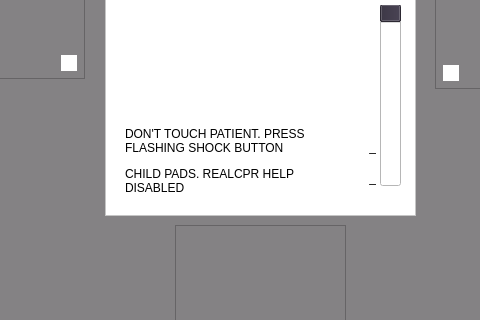
Above: mainwindow.ui from nicwatson/aed-project before the change; both pictures show x 105 to 585 and y 205 to 525 of the 1062 by 717 pixel window. Below: the same form after it.
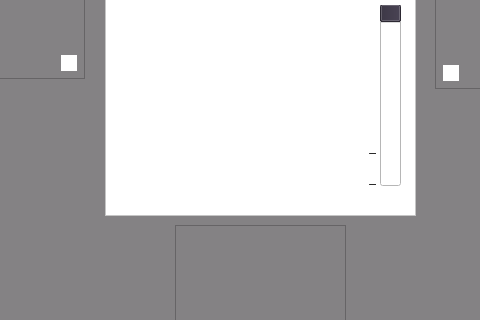
That is the form after the change. Icons and pictures are not drawn. Custom widgets are drawn as their Qt base class.

Commit message: Clear Default Values of LCD Display Elements

```diff
--- a/mainwindow.ui
+++ b/mainwindow.ui
@@ -230,7 +230,7 @@
        </rect>
       </property>
       <property name="text">
-       <string>DON'T TOUCH PATIENT. PRESS FLASHING SHOCK BUTTON</string>
+       <string/>
       </property>
       <property name="wordWrap">
        <bool>true</bool>
@@ -328,7 +328,7 @@
        </rect>
       </property>
       <property name="text">
-       <string>CHILD PADS. REALCPR HELP DISABLED</string>
+       <string/>
       </property>
       <property name="wordWrap">
        <bool>true</bool>
```
